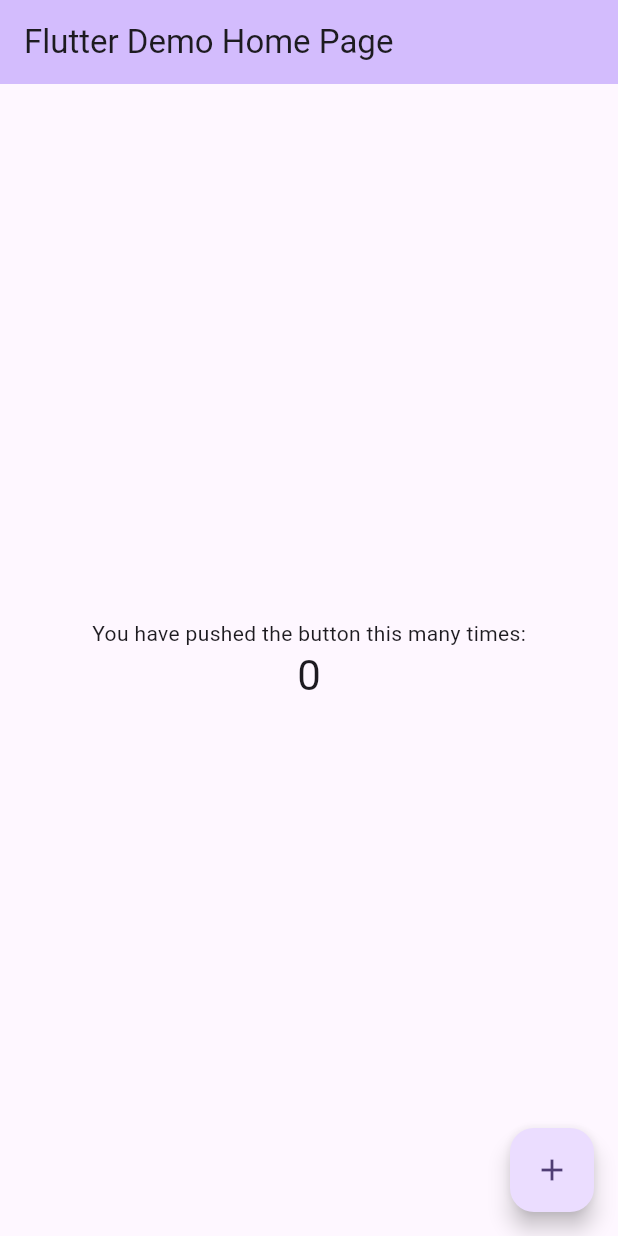
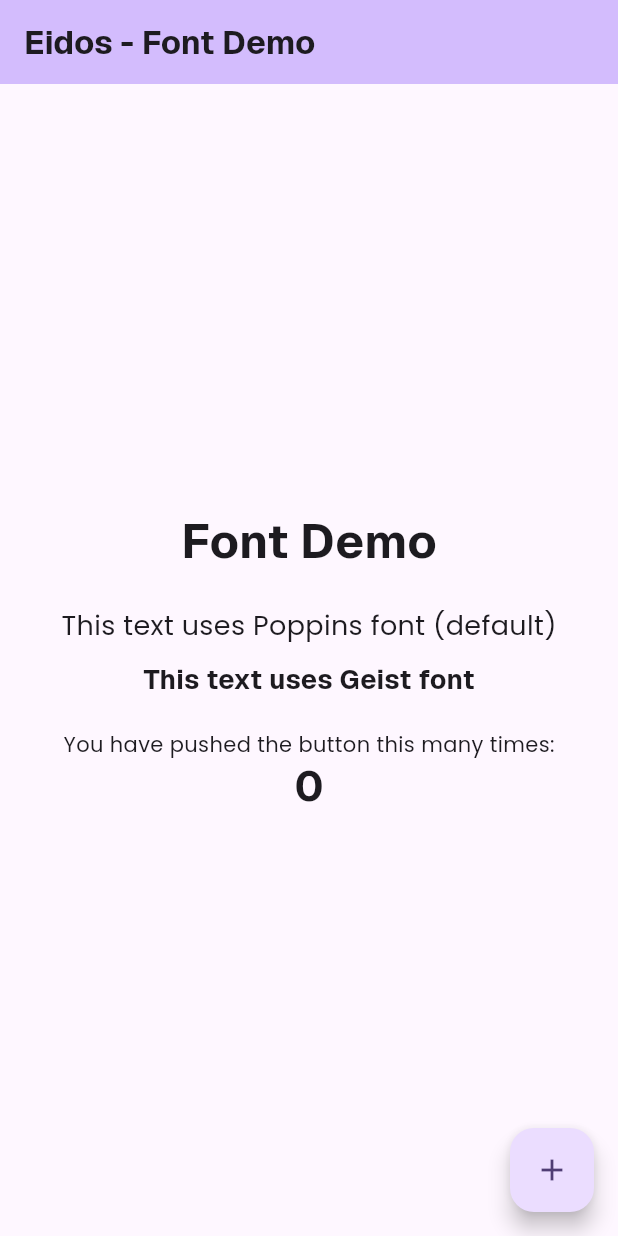
Before and after one commit to T0m4s1n/electiva3_flutter_Eidos, a Flutter app: the screen it shows after launch, on a phone screen of 412 x 824 dp. Run offline on Flutter 3.47's test engine with Material 3 defaults, Android fonts, the phone set to English and light mode, and no system bars; project files that could hold a hidden picture were left out.

Commit message:
added fonts

```diff
--- a/lib/main.dart
+++ b/lib/main.dart
@@ -13,24 +13,42 @@ class MyApp extends StatelessWidget {
     return MaterialApp(
       title: 'Flutter Demo',
       theme: ThemeData(
-        // This is the theme of your application.
-        //
-        // TRY THIS: Try running your application with "flutter run". You'll see
-        // the application has a purple toolbar. Then, without quitting the app,
-        // try changing the seedColor in the colorScheme below to Colors.green
-        // and then invoke "hot reload" (save your changes or press the "hot
-        // reload" button in a Flutter-supported IDE, or press "r" if you used
-        // the command line to start the app).
-        //
-        // Notice that the counter didn't reset back to zero; the application
-        // state is not lost during the reload. To reset the state, use hot
-        // restart instead.
-        //
-        // This works for code too, not just values: Most code changes can be
-        // tested with just a hot reload.
+        // Set Poppins as the default font family for the entire app
+        fontFamily: 'Poppins',
         colorScheme: ColorScheme.fromSeed(seedColor: Colors.deepPurple),
+        textTheme: const TextTheme(
+          // Use Geist for headings
+          headlineLarge: TextStyle(
+            fontFamily: 'Geist',
+            fontWeight: FontWeight.bold,
+          ),
+          headlineMedium: TextStyle(
+            fontFamily: 'Geist',
+            fontWeight: FontWeight.bold,
+          ),
+          headlineSmall: TextStyle(
+            fontFamily: 'Geist',
+            fontWeight: FontWeight.bold,
+          ),
+          titleLarge: TextStyle(
+            fontFamily: 'Geist',
+            fontWeight: FontWeight.w600,
+          ),
+          titleMedium: TextStyle(
+            fontFamily: 'Geist',
+            fontWeight: FontWeight.w600,
+          ),
+          titleSmall: TextStyle(
+            fontFamily: 'Geist',
+            fontWeight: FontWeight.w600,
+          ),
+          // Use Poppins for body text
+          bodyLarge: TextStyle(fontFamily: 'Poppins'),
+          bodyMedium: TextStyle(fontFamily: 'Poppins'),
+          bodySmall: TextStyle(fontFamily: 'Poppins'),
+        ),
       ),
-      home: const MyHomePage(title: 'Flutter Demo Home Page'),
+      home: const MyHomePage(title: 'Eidos - Font Demo'),
     );
   }
 }
@@ -104,6 +122,29 @@ class _MyHomePageState extends State<MyHomePage> {
           // wireframe for each widget.
           mainAxisAlignment: MainAxisAlignment.center,
           children: <Widget>[
+            const Text(
+              'Font Demo',
+              style: TextStyle(
+                fontFamily: 'Geist',
+                fontSize: 32,
+                fontWeight: FontWeight.bold,
+              ),
+            ),
+            const SizedBox(height: 20),
+            const Text(
+              'This text uses Poppins font (default)',
+              style: TextStyle(fontSize: 18),
+            ),
+            const SizedBox(height: 10),
+            const Text(
+              'This text uses Geist font',
+              style: TextStyle(
+                fontFamily: 'Geist',
+                fontSize: 18,
+                fontWeight: FontWeight.w600,
+              ),
+            ),
+            const SizedBox(height: 20),
             const Text('You have pushed the button this many times:'),
             Text(
               '$_counter',
```
Also changed, not shown: pubspec.yaml (+21 -11 lines), assets/fonts/geist/Geist-Bold.ttf (added), assets/fonts/geist/Geist-Light.ttf (added), assets/fonts/geist/Geist-Medium.ttf (added), assets/fonts/geist/Geist-Regular.ttf (added), assets/fonts/poppins/Poppins-Bold.ttf (added), assets/fonts/poppins/Poppins-Light.ttf (added), assets/fonts/poppins/Poppins-Medium.ttf (added), assets/fonts/poppins/Poppins-Regular.ttf (added).
